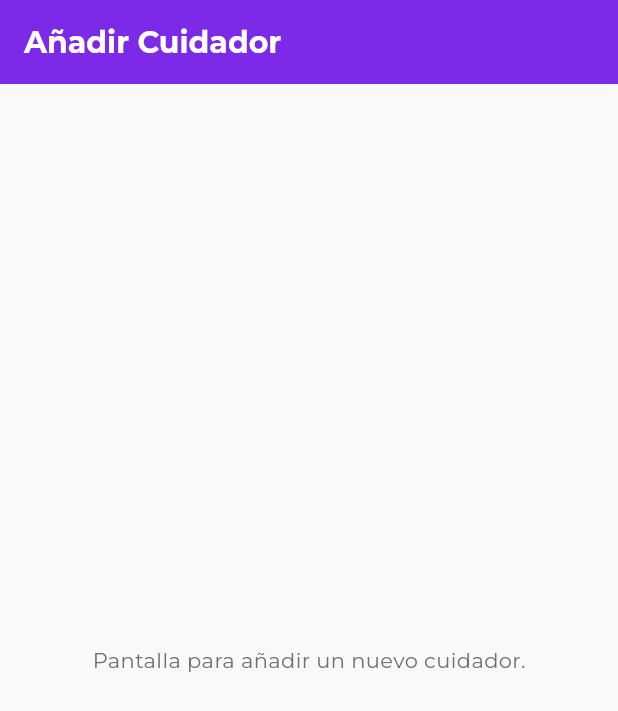
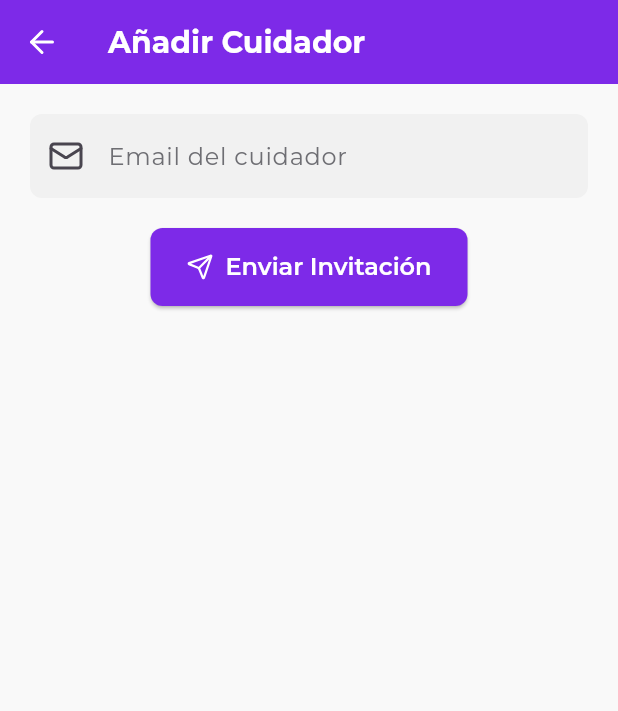
Before and after one commit to LEAN-EnLAN/pildhora_app, a Flutter app: the AddCaregiverScreen screen opened by its route, on a phone screen of 412 x 824 dp. Shown: the top 711 px of the screen. Run offline on Flutter 3.47's test engine with Material 3 defaults, Android fonts, the light colour scheme and no system bars; our stand-ins replace flutter_riverpod, go_router, lucide_icons; project files that could hold a hidden picture were left out.

Commit message:
Add caregiver and patient management screens and routing
Introduces new screens for adding caregivers, viewing patient details, and managing patient medications. Updates routing in main.dart to support new navigation flows. Refactors caregiver panel and contact caregiver screens to use dynamic data and navigation. Adds device settings screen and updates home screen actions. Updates user profile model to include name, age, and managed patients. Downgrades go_router dependency for compatibility.

```diff
--- a/lib/screens/add_caregiver_screen.dart
+++ b/lib/screens/add_caregiver_screen.dart
@@ -1,18 +1,69 @@
-// Archivo: lib/screens/add_caregiver_screen.dart
+import 'package:flutter/material.dart';
+import 'package:go_router/go_router.dart';
+import 'package:lucide_icons/lucide_icons.dart';
 
-import 'package:flutter/material.dart';
+class AddCaregiverScreen extends StatefulWidget {
+  const AddCaregiverScreen({super.key});
 
-class AddCaregiverScreen extends StatelessWidget {
-  const AddCaregiverScreen({super.key});
+  @override
+  State<AddCaregiverScreen> createState() => _AddCaregiverScreenState();
+}
+
+class _AddCaregiverScreenState extends State<AddCaregiverScreen> {
+  final _formKey = GlobalKey<FormState>();
+  final _emailController = TextEditingController();
 
   @override
   Widget build(BuildContext context) {
     return Scaffold(
       appBar: AppBar(
         title: const Text('Añadir Cuidador'),
+        leading: IconButton(
+          icon: const Icon(LucideIcons.arrowLeft),
+          onPressed: () => context.pop(),
+        ),
       ),
-      body: const Center(
-        child: Text('Pantalla para añadir un nuevo cuidador.'),
+      body: Padding(
+        padding: const EdgeInsets.all(20.0),
+        child: Form(
+          key: _formKey,
+          child: Column(
+            children: [
+              TextFormField(
+                controller: _emailController,
+                decoration: const InputDecoration(
+                  labelText: 'Email del cuidador',
+                  prefixIcon: Icon(LucideIcons.mail),
+                ),
+                validator: (value) {
+                  if (value == null || value.isEmpty) {
+                    return 'Por favor, introduce un email';
+                  }
+                  if (!value.contains('@')) {
+                    return 'Por favor, introduce un email válido';
+                  }
+                  return null;
+                },
+              ),
+              const SizedBox(height: 20),
+              ElevatedButton.icon(
+                icon: const Icon(LucideIcons.send),
+                label: const Text('Enviar Invitación'),
+                onPressed: () {
+                  if (_formKey.currentState!.validate()) {
+                    // Lógica para enviar la invitación
+                    ScaffoldMessenger.of(context).showSnackBar(
+                      SnackBar(
+                        content: Text('Invitación enviada a ${_emailController.text}'),
+                      ),
+                    );
+                    context.pop();
+                  }
+                },
+              ),
+            ],
+          ),
+        ),
       ),
     );
   }
--- a/pubspec.yaml
+++ b/pubspec.yaml
@@ -8,7 +8,7 @@ environment:
 dependencies:
   flutter:
     sdk: flutter
-  go_router: ^16.2.1
+  go_router: ^14.1.1
   flutter_riverpod: ^2.5.1
   http: ^1.2.2
   shared_preferences: ^2.2.3
```
Also changed, not shown: lib/main.dart (+46 -51 lines), lib/models/user_profile.dart (+6 -7 lines), lib/screens/caregiver_panel_screen.dart (+7 -14 lines), lib/screens/contact_caregiver_screen.dart (+17 -20 lines), lib/screens/device_settings_screen.dart (added, +23 -0 lines), lib/screens/history_screen.dart (+27 -4 lines), lib/screens/home_screen.dart (+5 -5 lines), lib/screens/login_screen.dart (+10 -3 lines), lib/screens/patient_details_screen.dart (+22 -3 lines), lib/screens/patient_medications_screen.dart (renamed from lib/screens/my_medications.dart, +9 -9 lines), pubspec.lock.
